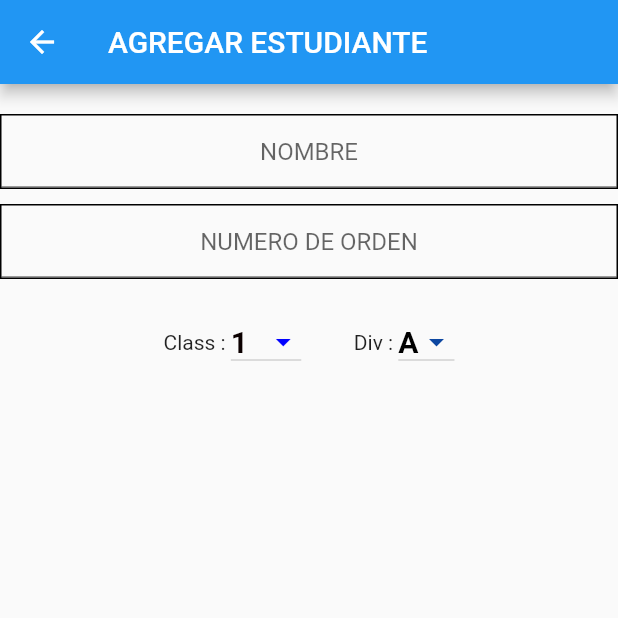
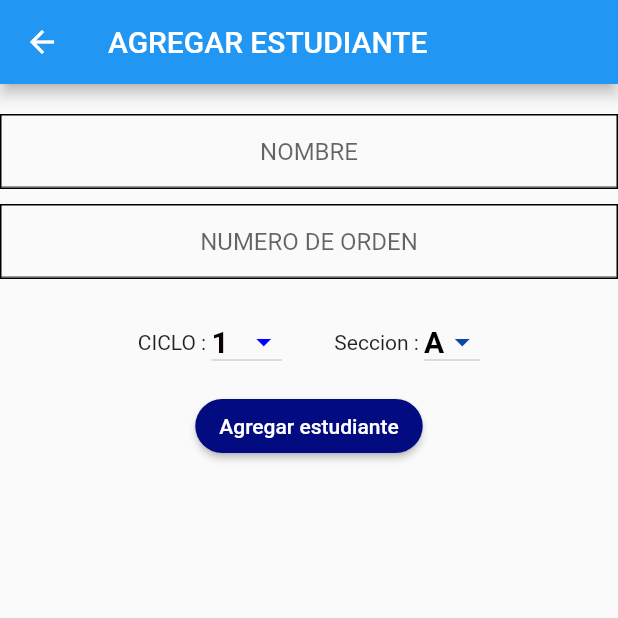
Before and after one commit to anccode/APP-MOVIL-FLUTTER, a Flutter app: the add screen opened directly, on a phone screen of 412 x 824 dp, the top half of it. Run offline on Flutter 3.47's test engine with Material 2 defaults, Android fonts, the phone set to English and light mode, and no system bars; our stand-ins replace cloud_firestore, firebase_auth, firebase_core, pdf, printing; accounts and stored records are empty.

Commit message:
agregando diseño

```diff
--- a/lib/add.dart
+++ b/lib/add.dart
@@ -78,7 +78,7 @@ class _addState extends State<add> {
               children: [
                 Row(
                   children: [
-                    Text('Class : '),
+                    Text('CICLO : '),
                     DropdownButton<String>(
                       dropdownColor: Color.fromARGB(255, 0, 255, 21),
                       isDense: true,
@@ -102,7 +102,6 @@ class _addState extends State<add> {
                         setState(() {
                           _currentItemSelected = newValueSelected!;
                           rool = newValueSelected;
-
                           ww = '';
                           ww = _currentItemSelected + _currentItemSelected1;
                         });
@@ -117,7 +116,7 @@ class _addState extends State<add> {
                 ),
                 Row(
                   children: [
-                    Text('Div : '),
+                    Text('Seccion : '),
                     DropdownButton<String>(
                       dropdownColor: Color.fromARGB(255, 26, 255, 0),
                       isDense: true,
@@ -155,6 +154,24 @@ class _addState extends State<add> {
             SizedBox(
               height: 20,
             ),
+            MaterialButton(
+              color: Color.fromARGB(255, 2, 11, 128),
+              shape: RoundedRectangleBorder(
+                  borderRadius: BorderRadius.circular(20)),
+              onPressed: () {
+                ref.add({
+                  'name': name.text,
+                  'div': ww,
+                  'roll': rolln.text,
+                });
+              },
+              child: Text(
+                'Agregar estudiante',
+                style: TextStyle(
+                  color: Colors.white,
+                ),
+              ),
+            ),
           ],
         ),
       ),
```
Also changed, not shown: lib/addpost.dart (+17 -0 lines), lib/posts.dart (+8 -3 lines).
